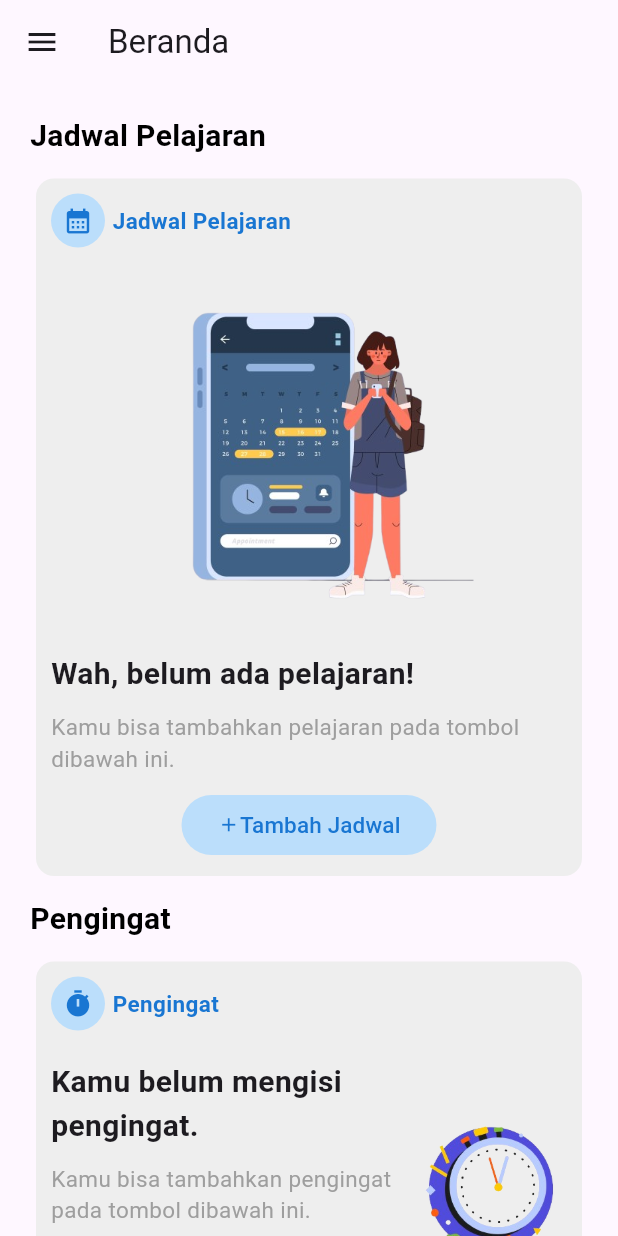
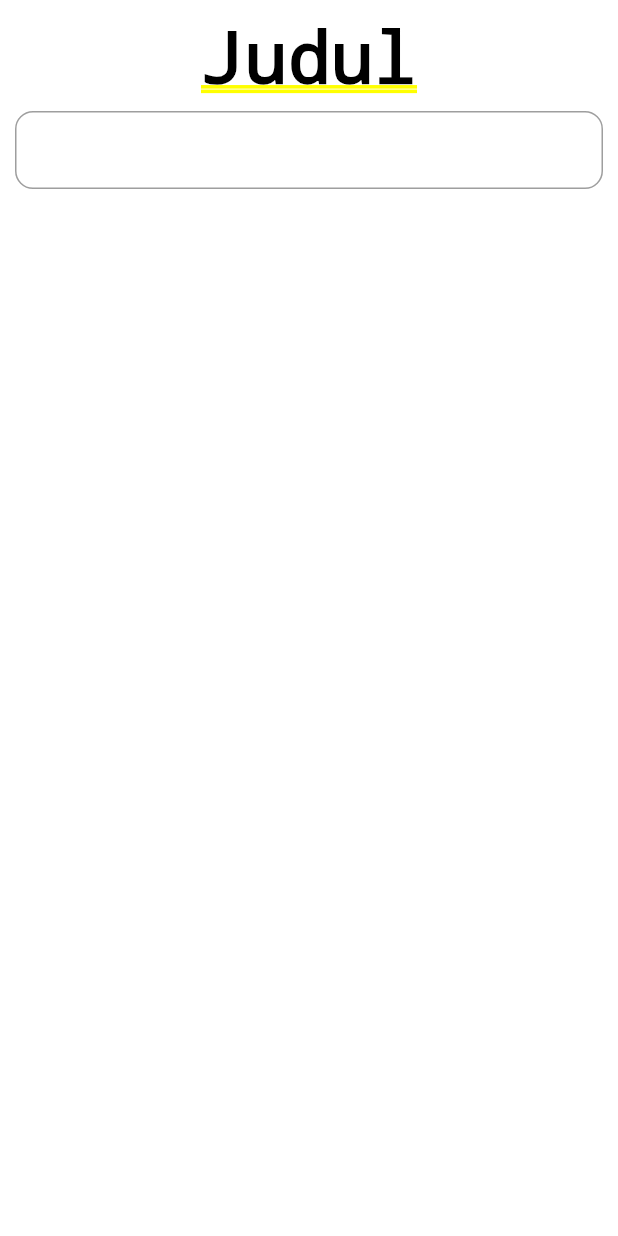
Before and after one commit to jvnnifer/jadwalPengingat, a Flutter app: the screen it shows after launch, after a tap on "Tambah Jadwal", on a phone screen of 412 x 824 dp. Run offline on Flutter 3.47's test engine with Material 3 defaults, Android fonts, the phone set to English and light mode, and no system bars; our stand-ins replace date_picker_timeline.

Commit message:
bagian input

```diff
--- a/lib/pages/home_page.dart
+++ b/lib/pages/home_page.dart
@@ -1,5 +1,6 @@
 import 'package:flutter/material.dart';
 import 'sidebar.dart';
+import 'input_field_jadwal.dart';
 
 class HomePage extends StatelessWidget {
   const HomePage({super.key});
@@ -95,7 +96,13 @@ class HomePage extends StatelessWidget {
                         elevation: 0,
                         backgroundColor: Colors.blue[100],
                       ),
-                      onPressed: () {},
+                      onPressed: () {
+                        Navigator.push(
+                          context,
+                          MaterialPageRoute(
+                              builder: (context) => InputFieldJadwal()),
+                        );
+                      },
                       child: Container(
                         child: Row(
                           mainAxisSize: MainAxisSize.min,
--- /dev/null
+++ b/lib/pages/input_field_jadwal.dart
@@ -0,0 +1,32 @@
+import 'package:flutter/material.dart';
+
+class InputFieldJadwal extends StatelessWidget {
+  const InputFieldJadwal({super.key});
+
+  @override
+  Widget build(BuildContext context) {
+    return Container(
+      color: Colors.white,
+      margin: EdgeInsets.all(10),
+      child: Column(
+        children: [
+          Text(
+            'Judul',
+            style: TextStyle(fontWeight: FontWeight.bold, color: Colors.black),
+          ),
+          Container(
+            height: 52,
+            margin: EdgeInsets.only(top: 8),
+            decoration: BoxDecoration(
+              border: Border.all(
+                color: Colors.grey,
+                width: 1,
+              ),
+              borderRadius: BorderRadius.circular(12),
+            ),
+          ),
+        ],
+      ),
+    );
+  }
+}
--- a/lib/pages/sidebar.dart
+++ b/lib/pages/sidebar.dart
@@ -58,7 +58,12 @@ class SideBar extends StatelessWidget {
               style: TextStyle(fontWeight: FontWeight.w500),
             ),
             tileColor: activePage == 'reminder' ? Colors.grey[300] : null,
-            onTap: () {},
+            onTap: () {
+              // Navigator.push(
+              //   context,
+              //   MaterialPageRoute(builder: (context) => InputFieldJadwal()),
+              // );
+            },
           ),
           ListTile(
             leading: Icon(Icons.calendar_today),
```
